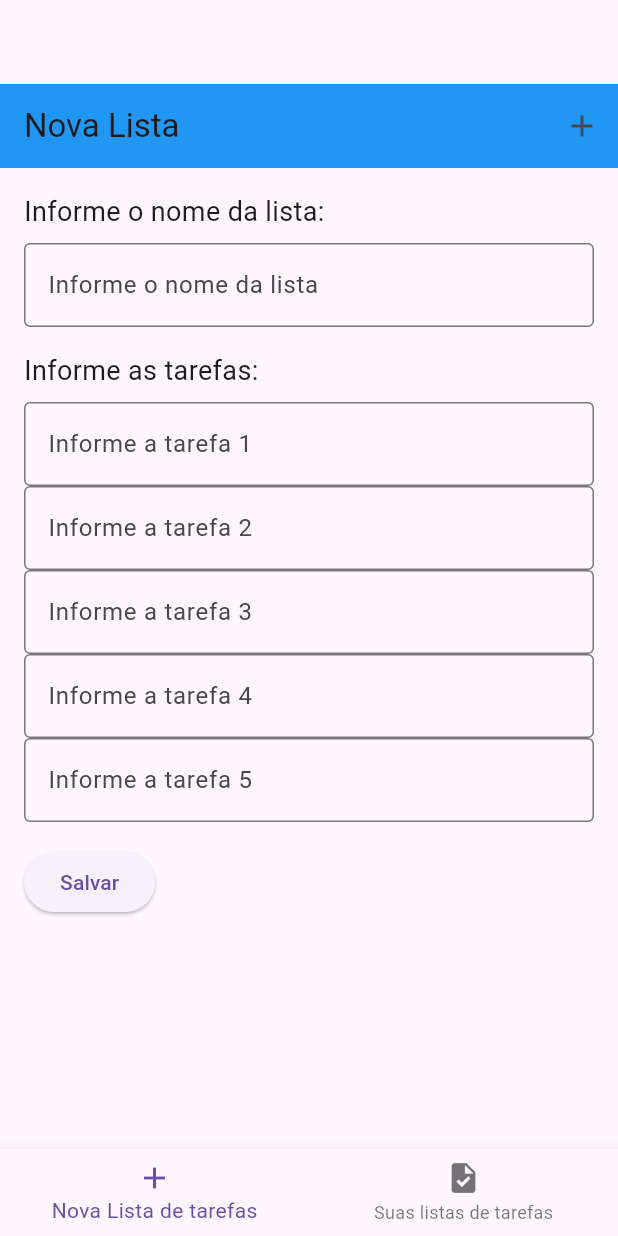
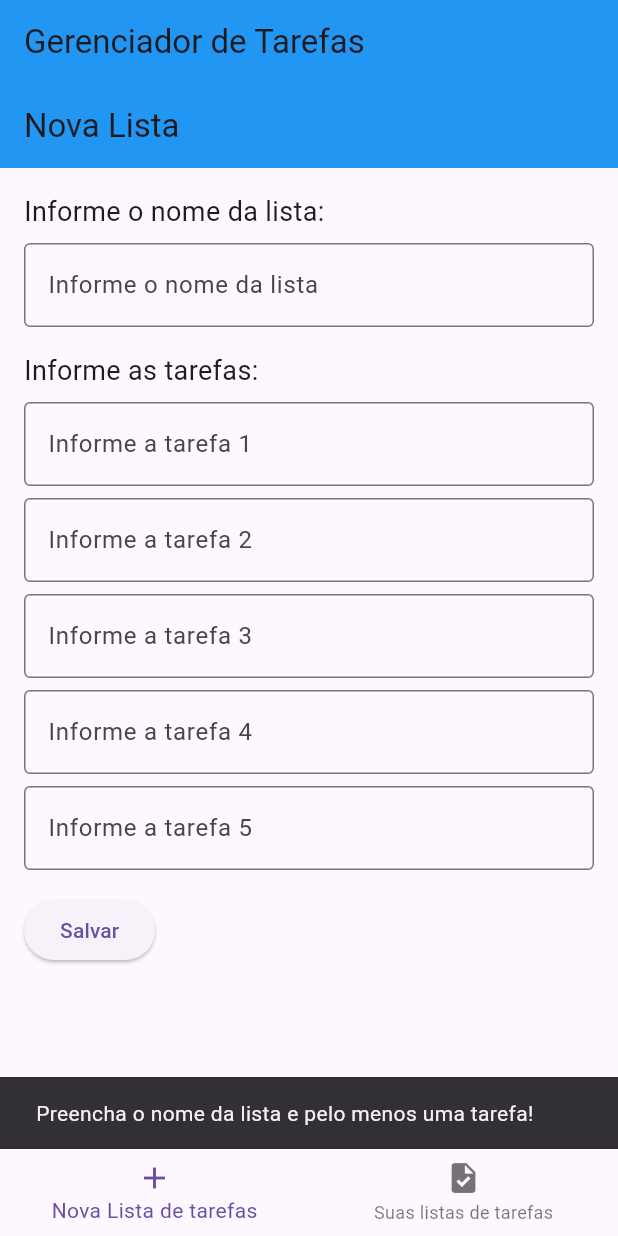
Before and after one commit to PierreZx/lista_de_tarefas, a Flutter app: the screen it shows after launch, after a tap on "Salvar", on a phone screen of 412 x 824 dp. Run offline on Flutter 3.47's test engine with Material 3 defaults, Android fonts, the phone set to English and light mode, and no system bars.

```diff
--- a/lib/screens/NewPageNovaLista.dart
+++ b/lib/screens/NewPageNovaLista.dart
@@ -2,6 +2,10 @@ import 'package:flutter/cupertino.dart';
 import 'package:flutter/material.dart';
 
 class NewPageNovaLista extends StatefulWidget {
+  final Function(String, List<String>) onSalvar;
+
+  NewPageNovaLista({required this.onSalvar});
+
   @override
   _NewPageNovaListaState createState() => _NewPageNovaListaState();
 }
@@ -13,9 +17,6 @@ class _NewPageNovaListaState extends State<NewPageNovaLista> {
   TextEditingController _tarefa3controller = TextEditingController();
   TextEditingController _tarefa4controller = TextEditingController();
   TextEditingController _tarefa5controller = TextEditingController();
-
-  // Dicionário para armazenar a lista de tarefas por nome da lista
-  Map<String, List<String>> dicionarioDeListas = {};
 
   @override
   void dispose() {
@@ -34,14 +35,6 @@ class _NewPageNovaListaState extends State<NewPageNovaLista> {
       appBar: AppBar(
         title: Text("Nova Lista"),
         backgroundColor: Colors.blue,
-        actions: [
-          IconButton(
-            icon: Icon(Icons.add),
-            onPressed: () {
-              print("Ícone pressionado!");
-            },
-          ),
-        ],
       ),
       body: Padding(
         padding: const EdgeInsets.all(16.0),
@@ -53,36 +46,23 @@ class _NewPageNovaListaState extends State<NewPageNovaLista> {
               style: TextStyle(fontSize: 18),
             ),
             SizedBox(height: 8),
-            widgetTextField(),
+            TextField(
+              controller: _nomecontroller,
+              decoration: InputDecoration(
+                border: OutlineInputBorder(),
+                hintText: 'Informe o nome da lista',
+              ),
+            ),
             SizedBox(height: 16),
             Text(
               "Informe as tarefas:",
               style: TextStyle(fontSize: 18),
             ),
             SizedBox(height: 8),
-            widgetTextFieldTarefa1(), // Campo de tarefa 1
-            widgetTextFieldTarefa2(), // Campo de tarefa 2
-            widgetTextFieldTarefa3(), // Campo de tarefa 3
-            widgetTextFieldTarefa4(), // Campo de tarefa 4
-            widgetTextFieldTarefa5(), // Campo de tarefa 5
+            ..._buildTaskFields(),
             SizedBox(height: 16),
             ElevatedButton(
-              onPressed: () {
-                String nomeLista = _nomecontroller.text;
-                List<String> tarefas = [
-                  _tarefa1controller.text,
-                  _tarefa2controller.text,
-                  _tarefa3controller.text,
-                  _tarefa4controller.text,
-                  _tarefa5controller.text,
-                ];
-
-                dicionarioDeListas[nomeLista] = tarefas;
-
-                print("Nome da Lista: $nomeLista");
-                print("Tarefas: $tarefas");
-                print("Dicionário Atual: $dicionarioDeListas");
-              },
+              onPressed: _salvarLista,
               child: Text("Salvar"),
             ),
           ],
@@ -91,63 +71,80 @@ class _NewPageNovaListaState extends State<NewPageNovaLista> {
     );
   }
 
-  widgetTextField() {
-    return TextField(
-      controller: _nomecontroller,
-      decoration: InputDecoration(
-        border: OutlineInputBorder(),
-        hintText: 'Informe o nome da lista',
-      ),
+
+  void _salvarLista() {
+    String nomeLista = _nomecontroller.text.trim();
+    List<String> tarefas = [
+      _tarefa1controller.text.trim(),
+      _tarefa2controller.text.trim(),
+      _tarefa3controller.text.trim(),
+      _tarefa4controller.text.trim(),
+      _tarefa5controller.text.trim(),
+    ].where((tarefa) => tarefa.isNotEmpty).toList();
+
+    if (nomeLista.isEmpty || tarefas.isEmpty) {
+      ScaffoldMessenger.of(context).showSnackBar(
+        SnackBar(content: Text("Preencha o nome da lista e pelo menos uma tarefa!")),
       );
+      return;
     }
 
-  widgetTextFieldTarefa1() {
-    return TextField(
+    widget.onSalvar(nomeLista, tarefas);
+
+    ScaffoldMessenger.of(context).showSnackBar(
+      SnackBar(content: Text("Lista '$nomeLista' salva com sucesso!")),
+    );
+
+    _nomecontroller.clear();
+    _tarefa1controller.clear();
+    _tarefa2controller.clear();
+    _tarefa3controller.clear();
+    _tarefa4controller.clear();
+    _tarefa5controller.clear();
+  }
+
+
+  List<Widget> _buildTaskFields() {
+    return [
+      TextField(
         controller: _tarefa1controller,
         decoration: InputDecoration(
           border: OutlineInputBorder(),
           hintText: 'Informe a tarefa 1',
         ),
-    );
-  }
-
-  widgetTextFieldTarefa2() {
-    return TextField(
+      ),
+      SizedBox(height: 8),
+      TextField(
         controller: _tarefa2controller,
         decoration: InputDecoration(
           border: OutlineInputBorder(),
           hintText: 'Informe a tarefa 2',
         ),
-    );
-  }
-
-  widgetTextFieldTarefa3() {
-    return TextField(
+      ),
+      SizedBox(height: 8),
+      TextField(
         controller: _tarefa3controller,
         decoration: InputDecoration(
           border: OutlineInputBorder(),
           hintText: 'Informe a tarefa 3',
         ),
-    );
-  }
-
-  widgetTextFieldTarefa4() {
-    return TextField(
+      ),
+      SizedBox(height: 8),
+      TextField(
         controller: _tarefa4controller,
         decoration: InputDecoration(
           border: OutlineInputBorder(),
           hintText: 'Informe a tarefa 4',
         ),
-    );
-  }
-
-  widgetTextFieldTarefa5() {
-    return TextField(
+      ),
+      SizedBox(height: 8),
+      TextField(
         controller: _tarefa5controller,
         decoration: InputDecoration(
           border: OutlineInputBorder(),
           hintText: 'Informe a tarefa 5',
         ),
-    );
+      ),
+    ];
   }
 }
--- a/lib/tela _1/home.dart
+++ b/lib/tela _1/home.dart
@@ -9,15 +9,27 @@ class HomeScreen extends StatefulWidget {
 
 class _HomeScreenState extends State<HomeScreen> {
   int _indiceAtual = 0;
-  final List<Widget> _telas = [
-    NewPageNovaLista(),
-    NewPageListas(),
-  ];
+
+  Map<String, List<String>> dicionarioDeListas = {};
 
   @override
   Widget build(BuildContext context) {
+    final List<Widget> _telas = [
+      NewPageNovaLista(
+        onSalvar: (String nomeLista, List<String> tarefas) {
+          setState(() {
+            dicionarioDeListas[nomeLista] = tarefas;
+          });
+        },
+      ),
+      NewPageListas(dicionario: dicionarioDeListas),
+    ];
+
     return Scaffold(
-      appBar: AppBar(),
+      appBar: AppBar(
+        title: Text("Gerenciador de Tarefas"),
+        backgroundColor: Colors.blue,
+      ),
       body: _telas[_indiceAtual],
       bottomNavigationBar: BottomNavigationBar(
         currentIndex: _indiceAtual,
```
Also changed, not shown: lib/screens/NewPageListas.dart (+162 -17 lines). Lines whose indentation alone changed are shown as unchanged.
